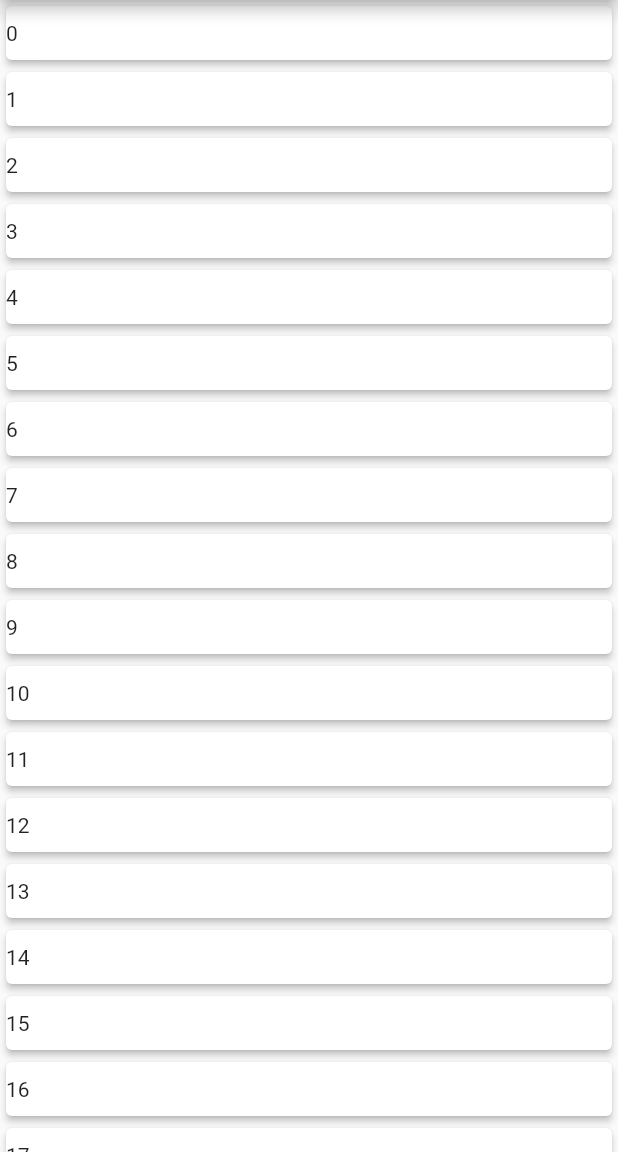
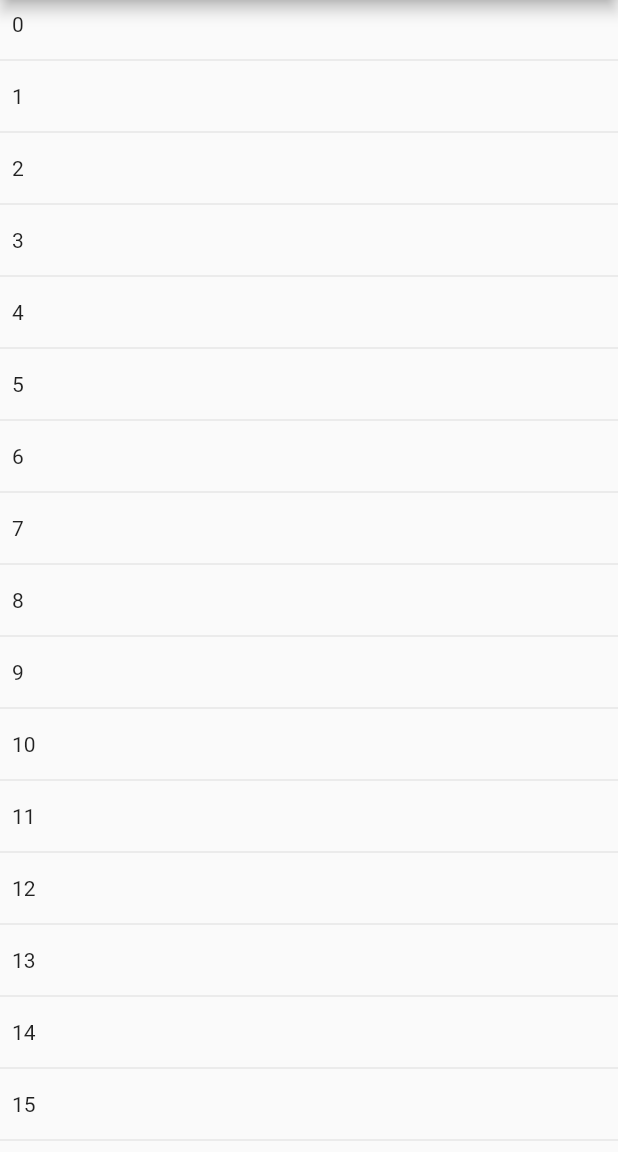
Before and after one commit to Yahhi/Lessons, a Flutter app: the screen it shows after launch, on a phone screen of 412 x 824 dp, the part 84-1236 px from its top. Run offline on Flutter 3.47's test engine with Material 2 defaults, Android fonts, the phone set to English and light mode, and no system bars; our stand-ins replace flutter_svg; missing offline and left inert: flutter_carousel_slider.

Commit message:
list_view_divider fix

```diff
--- a/06_Layout/2_list_view_divider/lib/main.dart
+++ b/06_Layout/2_list_view_divider/lib/main.dart
@@ -28,31 +28,20 @@ class MyHomePage extends StatefulWidget {
 }
 
 class _MyHomePageState extends State<MyHomePage> {
-  List<Widget> data = List.generate(23, (index) {
-    return Card(
-        color: Colors.white,
-        elevation: 2.0,
-        child: Padding(
-          padding: EdgeInsets.symmetric(vertical: 10.0),
-          child: Text('$index'),
-        ));
-  });
-
   @override
   Widget build(BuildContext context) {
     return Scaffold(
-        appBar: AppBar(
-          title: Text(widget.title),
+      appBar: AppBar(
+        title: Text(widget.title),
+      ),
+      body: ListView.separated(
+        itemCount: 33,
+        separatorBuilder: (BuildContext context, int index) => Divider(),
+        itemBuilder: (context, index) => Padding(
+          padding: const EdgeInsets.all(8.0),
+          child: Text('$index'),
         ),
-        body: Column(
-          children: [
-            Expanded(
-              child: ListView.builder(
-                itemCount: data.length,
-                itemBuilder: (context, index) => data[index],
-              ),
-            ),
-          ],
-        ));
+      ),
+    );
   }
 }
```
